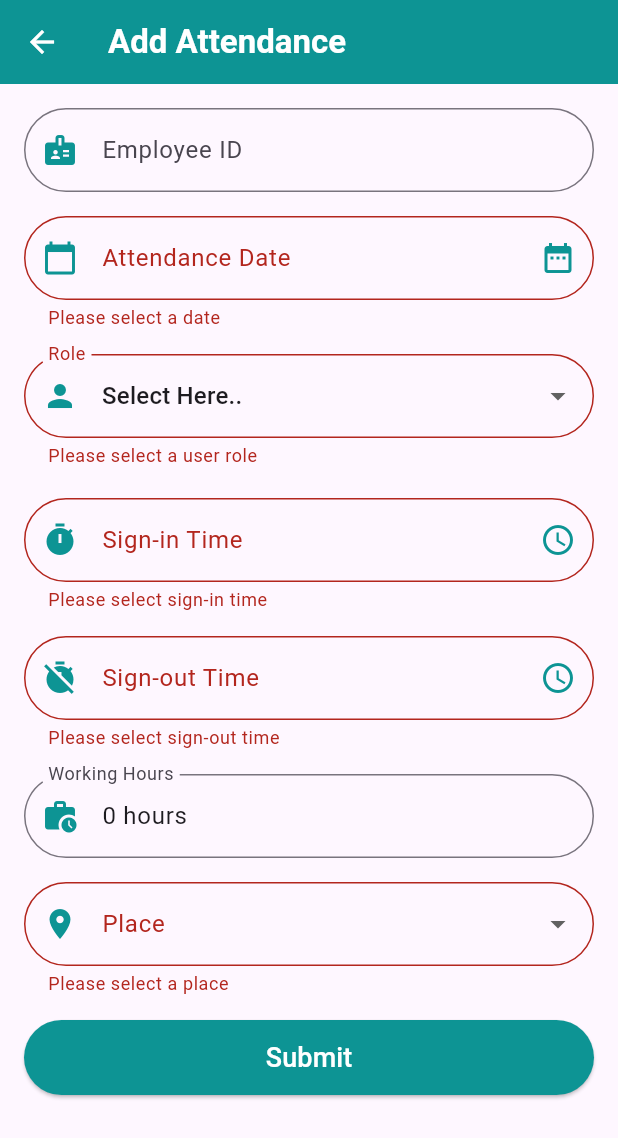
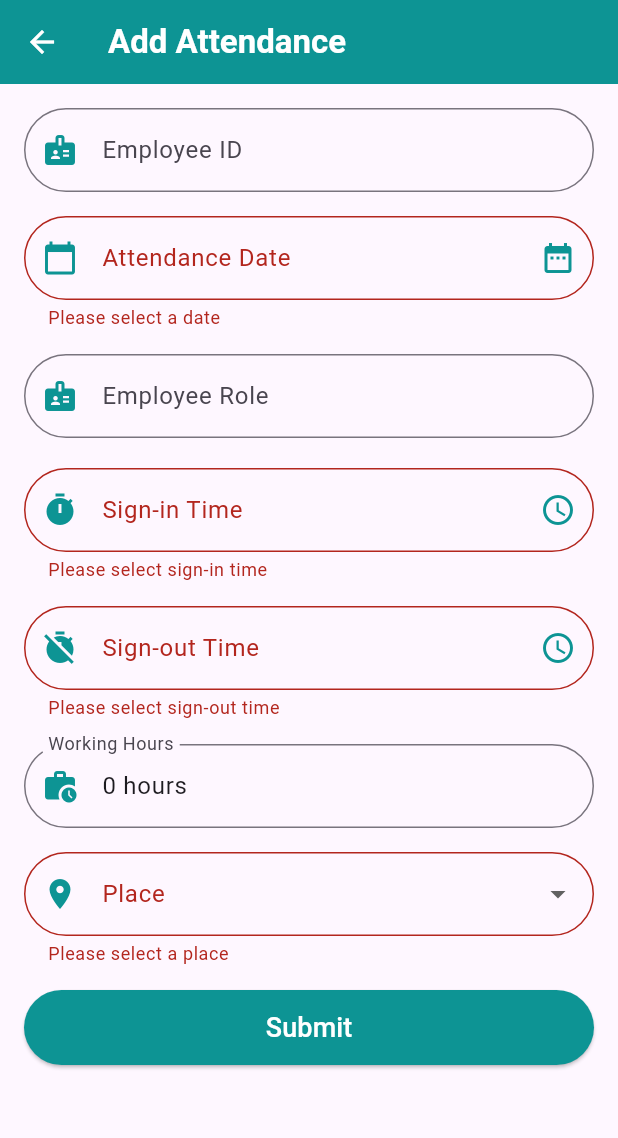
Before and after one commit to MobileSamadhi/demo_hrm, a Flutter app: the AddAttendancePage screen opened directly with empty values, after a tap on "Submit", on a phone screen of 412 x 824 dp. Shown: the top 1138 px of the screen. Run offline on Flutter 3.47's test engine with Material 3 defaults, Android fonts, the light colour scheme and no system bars; our stand-ins replace csv, shared_preferences; accounts and stored records are empty.

Commit message:
added user role

```diff
--- a/lib/views/add_attendance.dart
+++ b/lib/views/add_attendance.dart
@@ -28,7 +28,7 @@ class _AddAttendancePageState extends State<AddAttendancePage> {
   final TextEditingController _signoutTimeController = TextEditingController();
   final TextEditingController _reasonController = TextEditingController();
   final TextEditingController _workingHoursController = TextEditingController();
-  String? _employeeRole; // Changed to nullable String
+  late String _employeeRole = widget.role;
 
 
   String? _selectedPlace;
@@ -38,7 +38,6 @@ class _AddAttendancePageState extends State<AddAttendancePage> {
   void initState() {
     super.initState();
     _workingHoursController.text = '0 hours'; // Initialize working hours
-    _employeeRole =  'Select Here..'; // Default role
   }
 
   Future<void> _selectDate(BuildContext context) async {
@@ -181,22 +180,39 @@ class _AddAttendancePageState extends State<AddAttendancePage> {
       }
 
       final url = getApiUrl(addAttendanceEndpoint);
+
+      debugPrint('Submitting attendance with the following details:');
+      debugPrint('Database Host: ${dbDetails['database_host']}');
+      debugPrint('Database Name: ${dbDetails['database_name']}');
+      debugPrint('Database Username: ${dbDetails['database_username']}');
+      debugPrint('Database Password: ${dbDetails['database_password']}');
+      debugPrint('Company Code: $companyCode');
+      debugPrint('Employee ID: $_employeeId');
+      debugPrint('Attendance Date: ${_dateController.text}');
+      debugPrint('Sign-in Time: ${_signinTimeController.text}');
+      debugPrint('Sign-out Time: ${_signoutTimeController.text}');
+      debugPrint('Working Hours: ${_workingHoursController.text}');
+      debugPrint('Place: $_selectedPlace');
+      debugPrint('Reason: ${_reasonController.text.isEmpty ? 'No reason provided' : _reasonController.text}');
+      debugPrint('Role: $_employeeRole');
+
+      // Handle null or empty values explicitly
       final response = await http.post(
         Uri.parse(url),
         headers: {'Content-Type': 'application/json'},
         body: json.encode({
-          'database_host': dbDetails['database_host'],
-          'database_name': dbDetails['database_name'],
-          'database_username': dbDetails['database_username'],
-          'database_password': dbDetails['database_password'],
+          'database_host': dbDetails['database_host'] ?? '', // Default to empty string
+          'database_name': dbDetails['database_name'] ?? '',
+          'database_username': dbDetails['database_username'] ?? '',
+          'database_password': dbDetails['database_password'] ?? '',
           'company_code': companyCode,
           'emp_id': _employeeId,
-          'atten_date': _dateController.text,
-          'signin_time': _signinTimeController.text,
-          'signout_time': _signoutTimeController.text,
-          'working_hour': _workingHoursController.text,
-          'place': _selectedPlace,
-          'reason': _reasonController.text,
+          'atten_date': _dateController.text.isNotEmpty ? _dateController.text : 'Unknown Date',
+          'signin_time': _signinTimeController.text.isNotEmpty ? _signinTimeController.text : 'Unknown Sign-in',
+          'signout_time': _signoutTimeController.text.isNotEmpty ? _signoutTimeController.text : 'Unknown Sign-out',
+          'working_hour': _workingHoursController.text.isNotEmpty ? _workingHoursController.text : '0 hours 0 minutes',
+          'place': _selectedPlace ?? 'Unknown Place',
+          'reason': _reasonController.text.isEmpty ? 'No reason provided' : _reasonController.text,
           'role': _employeeRole,
         }),
       );
@@ -206,11 +222,12 @@ class _AddAttendancePageState extends State<AddAttendancePage> {
       ScaffoldMessenger.of(context).showSnackBar(
         SnackBar(
           content: Text(result['message']),
-          backgroundColor: result['success'] ? Colors.green : Colors.green,
+          backgroundColor: result['success'] ? Colors.green : Colors.red,
         ),
       );
     }
   }
+
 
 
   @override
@@ -282,31 +299,14 @@ class _AddAttendancePageState extends State<AddAttendancePage> {
                 validator: (value) => value == null || value.isEmpty ? 'Please select a date' : null,
               ),
               SizedBox(height: 16),
-              DropdownButtonFormField<String?>(
-                value: _employeeRole, // Holds the selected role or null
-                items: ['Select Here..','Employee', 'Manager', 'Admin', 'Super Admin']
-                    .map((role) => DropdownMenuItem(
-                  value: role,
-                  child: Text(role),
-                ))
-                    .toList(),
+              TextFormField(
+                initialValue: _employeeRole,
+                readOnly: true,
                 decoration: InputDecoration(
-                  labelText: 'Role',
-                  prefixIcon: Icon(Icons.person, color: Color(0xFF0D9494)),
+                  labelText: 'Employee Role',
+                  prefixIcon: Icon(Icons.badge, color: Color(0xFF0D9494)),
                   border: OutlineInputBorder(borderRadius: BorderRadius.circular(30)),
                 ),
-                onChanged: (value) {
-                  setState(() {
-                    _employeeRole = value; // Update the selected role
-                    print('Selected role: $_employeeRole'); // Debug log
-                  });
-                },
-                validator: (value) {
-                  if (value == null || value == 'Select Here..') {
-                    return 'Please select a user role';
-                  }
-                  return null;
-                },
               ),
 
               SizedBox(height: 20),
--- a/lib/views/leave_application.dart
+++ b/lib/views/leave_application.dart
@@ -8,8 +8,9 @@ import 'dashboard.dart';
 
 class LeaveApplicationPage extends StatefulWidget {
   final String emId; // Accept em_id as a parameter
+  final String role;
 
-  LeaveApplicationPage({required this.emId});
+  LeaveApplicationPage({required this.emId, required this.role});
 
   @override
   _LeaveApplicationPageState createState() => _LeaveApplicationPageState();
@@ -26,7 +27,7 @@ class _LeaveApplicationPageState extends State<LeaveApplicationPage> {
   String _leaveDuration = '';
   String _applyDate = DateTime.now().toLocal().toString().split(' ')[0]; // Today's date
   String _reason = '';
-  String _role = 'Select Here..'; // Default role
+  late String _role = widget.role;
 
   /// Fetch database details for a given company code
   Future<Map<String, String>?> fetchDatabaseDetails(String companyCode) async {
@@ -237,20 +238,14 @@ class _LeaveApplicationPageState extends State<LeaveApplicationPage> {
 
               _buildFormCard(
                 title: 'User Role',
-                child: _buildDropdownButtonFormField(
-                  labelText: 'Role',
+                child: _buildTextFormField(
+                  labelText: 'Employee Role',
                   icon: Icons.person,
-                  value: _role,
-                  items: [
-                    'Select Here..',
-                    'EMPLOYEE',
-                    'MANAGER',
-                    'ADMIN',
-                    'SUPERADMIN',
-                  ],
-                  onChanged: (newValue) => setState(() => _role = newValue!),
+                  initialValue: _role,
+                  readOnly: true,
                 ),
               ),
+
               SizedBox(height: 20),
 
               // Leave Type Dropdown
```
Also changed, not shown: lib/views/dashboard.dart (+55 -4 lines).
